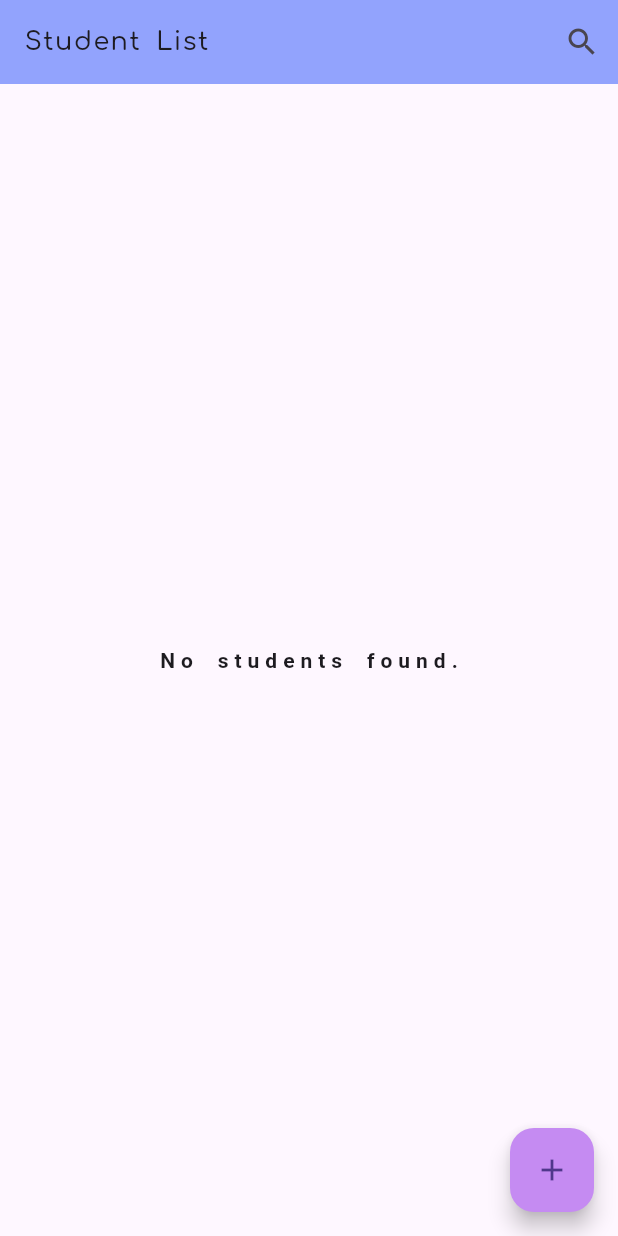
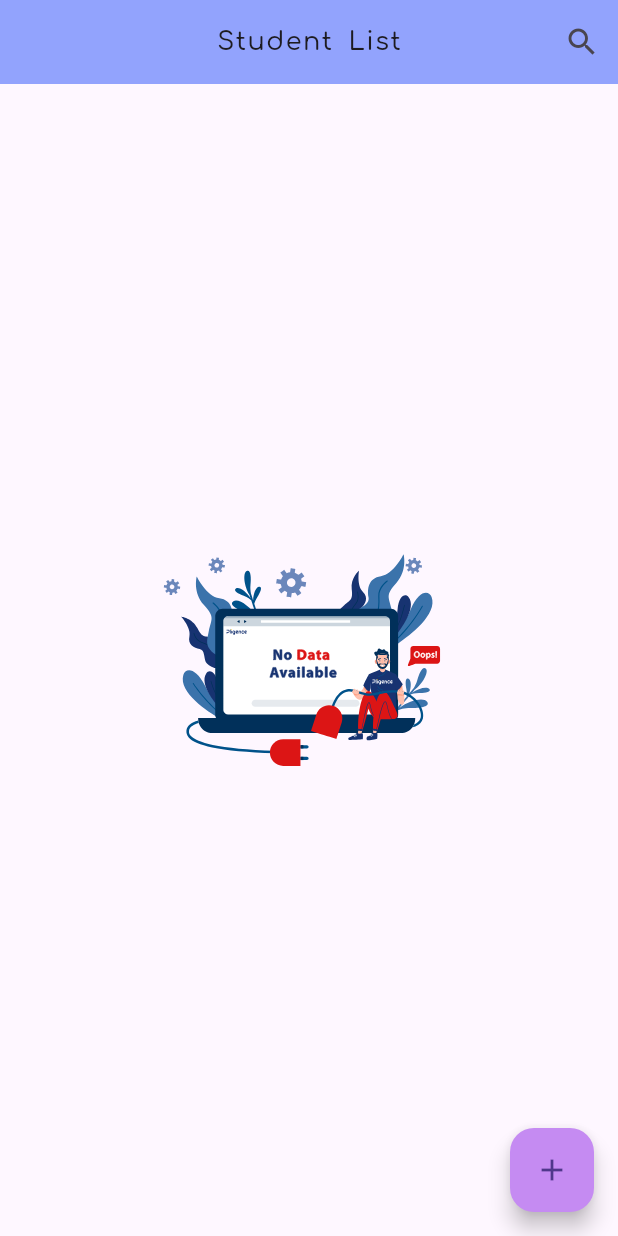
Before and after one commit to akhilSNediyathu/student_managent_flutter_provider, a Flutter app: the screen it shows after launch, on a phone screen of 412 x 824 dp. Run offline on Flutter 3.47's test engine with Material 3 defaults, Android fonts, the phone set to English and light mode, and no system bars; our stand-ins replace image_picker, lottie, sqflite; accounts and stored records are empty.

Commit message:
working code

```diff
--- a/lib/view/home/screen_home.dart
+++ b/lib/view/home/screen_home.dart
@@ -1,5 +1,6 @@
 import 'dart:io';
 import 'package:flutter/material.dart';
+import 'package:lottie/lottie.dart';
 
 import 'package:provider/provider.dart';
 
@@ -18,6 +19,7 @@ class HomeScreen extends StatelessWidget {
 
     return Scaffold(
       appBar: AppBar(
+        centerTitle: true,
         backgroundColor:Tcolo.primarycolor1,
         title: !homeProvider.isSearching
             ? const Text('Student List', style: titletxt)
@@ -46,22 +48,23 @@ class HomeScreen extends StatelessWidget {
         ],
       ),
       body: homeProvider.filteredStudents.isEmpty
-          ? const Center(
-              child: Text(
-                'No students found.',
-                style: TextStyle(
-                    fontWeight: FontWeight.w600,
-                    letterSpacing: 4,
-                    wordSpacing: 5),
-              ),
+          ?
+          // const Center(
+          //     child: Text(
+          //       'No students found.',
+          //       style: TextStyle(
+          //           fontWeight: FontWeight.w600,
+          //           letterSpacing: 4,
+          //           wordSpacing: 5),
+          //     ),
+          //   )
+          Center(
+            child: SizedBox(
+              width: 200,
+              child: Lottie.asset('assets/no data found.json')),
           )
-          : GridView.builder(
+          : ListView.builder(
   padding: const EdgeInsets.all(8.0),
-              gridDelegate: const SliverGridDelegateWithFixedCrossAxisCount(
-                crossAxisCount: 2,
-                crossAxisSpacing: 8.0,
-                mainAxisSpacing: 8.0,
-              ),
   itemCount: homeProvider.filteredStudents.length,
   itemBuilder: (context, index) {
     final student = homeProvider.filteredStudents[index];
@@ -70,28 +73,27 @@ class HomeScreen extends StatelessWidget {
         Navigator.push(
           context,
           MaterialPageRoute(
-                        builder: (context) =>
-                            StudentDetailspage(student: student),
+            builder: (context) => StudentDetailspage(student: student),
           ),
         ).then((value) => homeProvider.refreshStudentList());
       },
       child: Card(
-                    child: Column(
-                      mainAxisAlignment: MainAxisAlignment.center,
-                      children: [
-                        CircleAvatar(
-                          radius: 50.0,
-                          backgroundImage:
-                              FileImage(File(student.profilePicturePath)),
+        child: ListTile(
+
+          leading: CircleAvatar(
+            radius: 30.0,
+            backgroundImage: FileImage(File(student.profilePicturePath)),
           ),
-                        const SizedBox(height: 8.0),
-                        Text(
+          title: Text(
             student.name,
-                          style: const TextStyle(
+            style:const TextStyle(
               fontFamily: 'Comfortaa',
-                              fontWeight: FontWeight.bold),
+              fontWeight: FontWeight.bold,
             ),
-                      ],
+
+          ),
+           subtitle:Text(student.schoolname),
+               trailing: Text('age:${student.age.toString()}'),
         ),
       ),
     );
--- a/pubspec.yaml
+++ b/pubspec.yaml
@@ -41,7 +41,11 @@ dev_dependencies:
   flutter_lints: ^3.0.0
   flutter_test:
     sdk: flutter
-
+flutter_launcher_icons:
+  android: "launcher_icon"
+  ios: true
+  image_path: "assets/for_provider (1).png"
+  min_sdk_android: 21
 # For information on the generic Dart part of this file, see the
 # following page: https://dart.dev/tools/pub/pubspec
 # The following section is specific to Flutter packages.
```
Also changed, not shown: 28 other files. Lines whose indentation alone changed are shown as unchanged.
